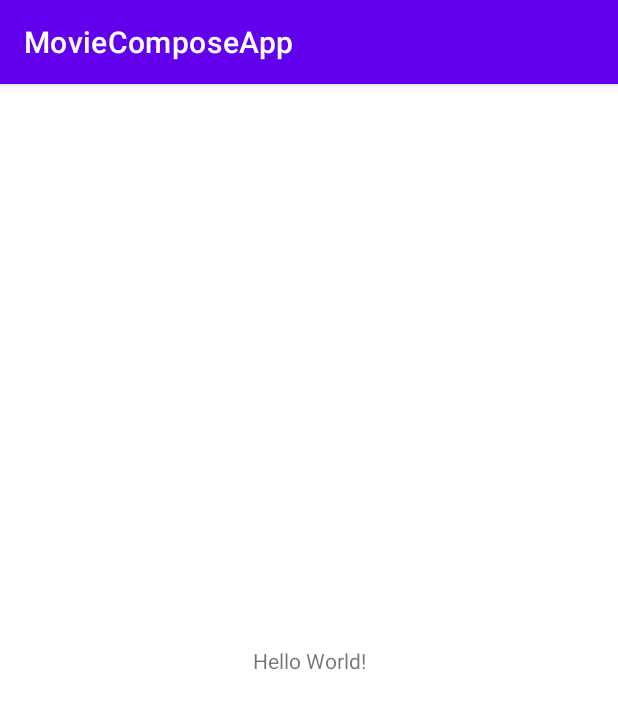
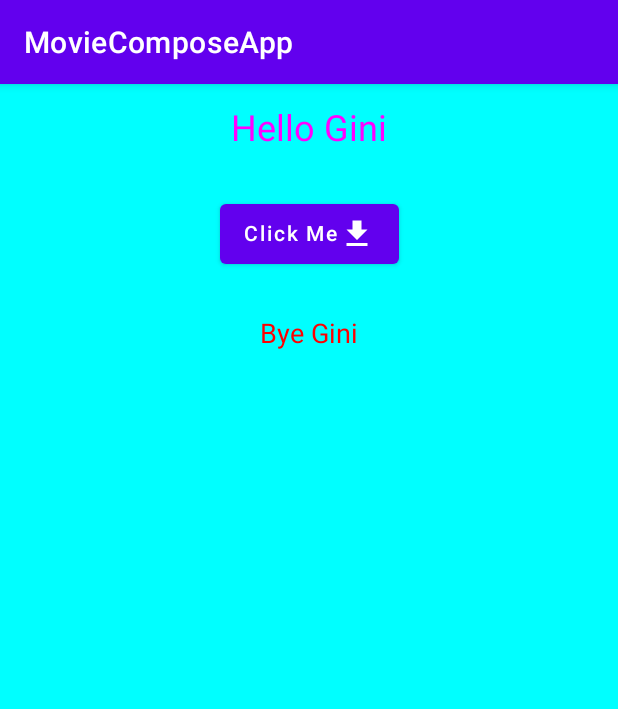
Before and after one commit to OriYoffe/MovieComposeApp, an Android app built with Jetpack Compose: the screen it shows after launch (MainActivity), on a phone screen of 412 x 824 dp. Shown: the top 709 px of the screen. Run offline under Robolectric (Android 15) with nearby library versions, the phone set to English and light mode, and no system bars.

Commit message:
no message

```diff
--- a/app/src/main/java/com/example/moviecomposeapp/MainActivity.kt
+++ b/app/src/main/java/com/example/moviecomposeapp/MainActivity.kt
@@ -2,10 +2,69 @@ package com.example.moviecomposeapp
 
 import androidx.appcompat.app.AppCompatActivity
 import android.os.Bundle
+import androidx.activity.compose.setContent
+import androidx.compose.foundation.Image
+import androidx.compose.foundation.background
+import androidx.compose.foundation.layout.*
+import androidx.compose.material.Button
+import androidx.compose.material.Icon
+import androidx.compose.material.Text
+import androidx.compose.material.icons.Icons
+import androidx.compose.material.icons.filled.Download
+import androidx.compose.runtime.Composable
+import androidx.compose.ui.Alignment
+import androidx.compose.ui.Modifier
+import androidx.compose.ui.graphics.Color
+import androidx.compose.ui.res.painterResource
+import androidx.compose.ui.tooling.preview.Preview
+import androidx.compose.ui.unit.TextUnit
+import androidx.compose.ui.unit.dp
+import androidx.compose.ui.unit.sp
 
 class MainActivity : AppCompatActivity() {
     override fun onCreate(savedInstanceState: Bundle?) {
         super.onCreate(savedInstanceState)
-        setContentView(R.layout.activity_main)
+
+        setContent {
+            HelloGini()
+        }
+    }
+
+    @Preview
+    @Composable
+    fun HelloGini() {
+        Column(
+            modifier = Modifier
+                .fillMaxSize()
+                .background(Color.Cyan)
+                .padding(16.dp),
+            horizontalAlignment = Alignment.CenterHorizontally
+        ) {
+
+            Text(
+                text = "Hello Gini",
+                fontSize = 24.sp,
+                color = Color.Magenta
+            )
+
+            Spacer(modifier = Modifier.padding(16.dp))
+
+            Button(onClick = { /*TODO*/ }) {
+                Text(text = "Click Me")
+
+                Icon(
+                    imageVector = Icons.Default.Download,
+                    contentDescription = "Icon"
+                )
+            }
+
+            Spacer(modifier = Modifier.padding(16.dp))
+
+            Text(
+                text = "Bye Gini",
+                fontSize = 18.sp,
+                color = Color.Red
+            )
+        }
     }
 }
```
